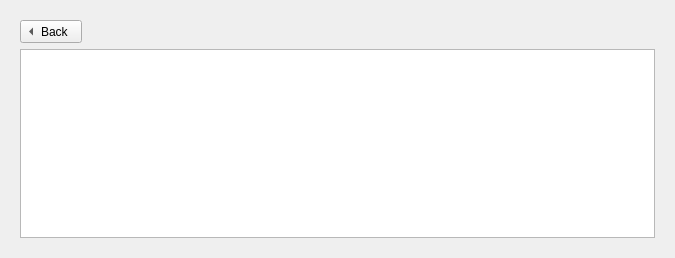
This is src/game_history_dialog.ui in m1ld3/dartomato as Qt 5 draws it before an edit. The edited form follows.
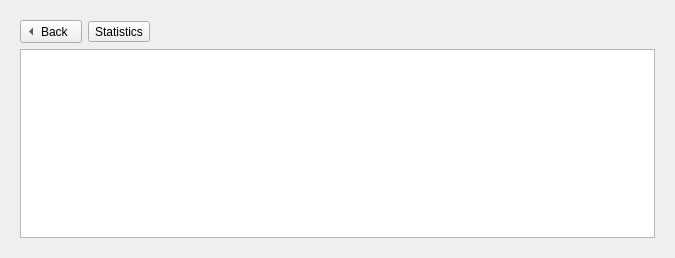
This is the edited form. The open tabs and pages were chosen to show the change. Custom widgets are drawn as their Qt base class.

Commit message: WIP cricket stats window

```diff
--- a/src/game_history_dialog.ui
+++ b/src/game_history_dialog.ui
@@ -97,6 +97,8 @@
      <widget class="QWidget" name="page_1">
       <layout class="QVBoxLayout" name="verticalLayout_2">
        <item>
+        <layout class="QHBoxLayout" name="horizontalLayout_3">
+         <item>
         <widget class="QToolButton" name="backButtonPage1">
          <property name="text">
           <string>Back</string>
@@ -108,6 +110,34 @@
           <enum>Qt::LeftArrow</enum>
          </property>
         </widget>
+         </item>
+         <item>
+          <widget class="QToolButton" name="statsButton">
+           <property name="toolTip">
+            <string>Show Statistics</string>
+           </property>
+           <property name="text">
+            <string>Statistics</string>
+           </property>
+           <property name="toolButtonStyle">
+            <enum>Qt::ToolButtonTextBesideIcon</enum>
+           </property>
+          </widget>
+         </item>
+         <item>
+          <spacer name="horizontalSpacer_2">
+           <property name="orientation">
+            <enum>Qt::Horizontal</enum>
+           </property>
+           <property name="sizeHint" stdset="0">
+            <size>
+             <width>40</width>
+             <height>20</height>
+            </size>
+           </property>
+          </spacer>
+         </item>
+        </layout>
        </item>
        <item>
         <widget class="CGameHistoryTableView" name="tableViewRanking">
```
Left out of the diff: 2 changed lines with no effect on the pictures. Lines whose indentation alone changed are shown as unchanged. The commit also changes 38 other files.
